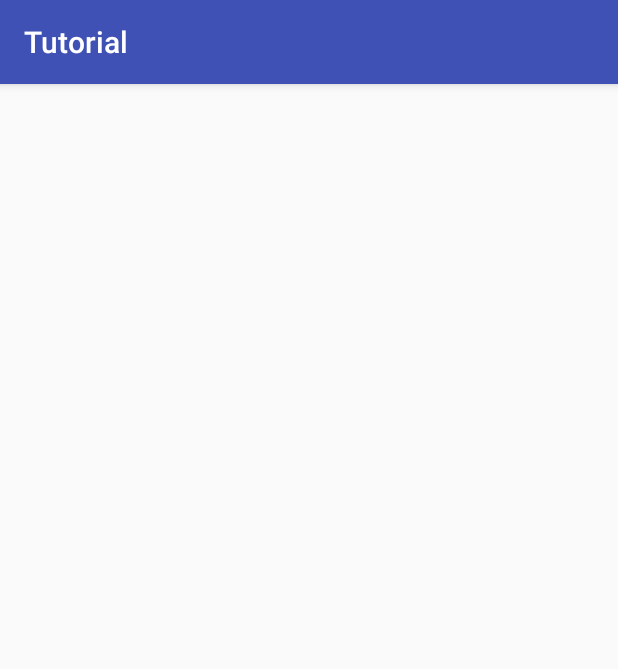
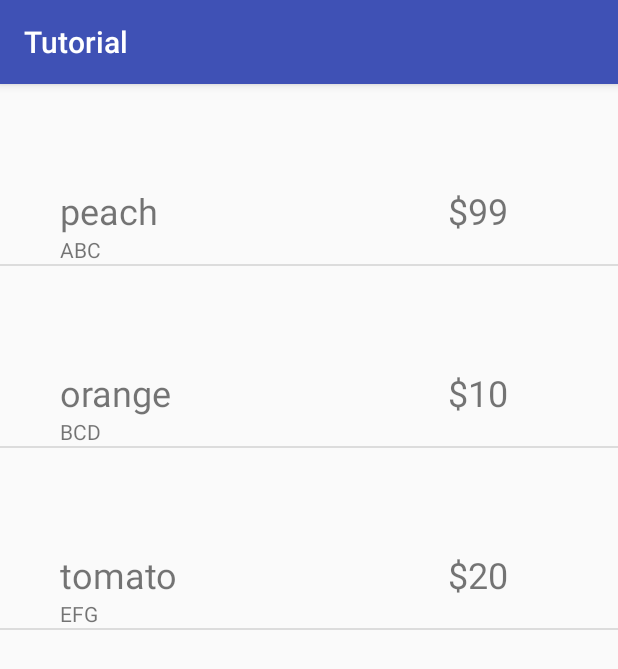
Before and after one commit to eddy17c17c/EddyTesting, an Android app: the ListImage screen opened directly, with no data from a screen before it, on a phone screen of 412 x 824 dp. Shown: the top 669 px of the screen. Run offline under Robolectric (Android 15) with nearby library versions, the phone set to English and light mode, and no system bars.

```diff
--- a/app/src/main/AndroidManifest.xml
+++ b/app/src/main/AndroidManifest.xml
@@ -17,7 +17,8 @@
             </intent-filter>
         </activity>
         <activity android:name=".SecondActivity" />
-        <activity android:name=".ListImage"></activity>
+        <activity android:name=".ListImage" />
+        <activity android:name=".DetailActivity"></activity>
     </application>
 
 </manifest>
--- /dev/null
+++ b/app/src/main/java/com/example/eddy/quicklaunchapp/DetailActivity.java
@@ -0,0 +1,13 @@
+package com.example.eddy.quicklaunchapp;
+
+import android.support.v7.app.AppCompatActivity;
+import android.os.Bundle;
+
+public class DetailActivity extends AppCompatActivity {
+
+    @Override
+    protected void onCreate(Bundle savedInstanceState) {
+        super.onCreate(savedInstanceState);
+        setContentView(R.layout.activity_detail);
+    }
+}
--- /dev/null
+++ b/app/src/main/java/com/example/eddy/quicklaunchapp/ItemAdaptor.java
@@ -0,0 +1,55 @@
+package com.example.eddy.quicklaunchapp;
+
+import android.content.Context;
+import android.view.LayoutInflater;
+import android.view.View;
+import android.view.ViewGroup;
+import android.widget.BaseAdapter;
+import android.widget.TextView;
+
+public class ItemAdaptor extends BaseAdapter {
+
+    LayoutInflater mInflater;
+    String [] items;
+    String [] prices;
+    String[] descriptions;
+
+    public ItemAdaptor(Context c, String[] i,String[] p,String[] d){
+        items=i;
+        prices=p;
+        descriptions=d;
+        mInflater=(LayoutInflater)c.getSystemService(Context.LAYOUT_INFLATER_SERVICE);
+    }
+
+    @Override
+    public int getCount() {
+        return items.length;
+    }
+
+    @Override
+    public Object getItem(int position) {
+        return items[position];
+    }
+
+    @Override
+    public long getItemId(int position) {
+        return position;
+    }
+
+    @Override
+    public View getView(int position, View convertView, ViewGroup parent) {
+        View v=mInflater.inflate(R.layout.my_listview_detail,null);
+        TextView nameTextView=(TextView)v.findViewById(R.id.nameTextView);
+        TextView priceTextView=(TextView)v.findViewById(R.id.priceTextView);
+        TextView descriptionTextView=(TextView)v.findViewById(R.id.descriptionTextView);
+
+        String name=items[position];
+        String desc=descriptions[position];
+        String price=prices[position];
+
+        nameTextView.setText(name);
+        priceTextView.setText(price);
+        descriptionTextView.setText(desc);
+        return v;
+    }
+}
--- a/app/src/main/java/com/example/eddy/quicklaunchapp/ListImage.java
+++ b/app/src/main/java/com/example/eddy/quicklaunchapp/ListImage.java
@@ -1,13 +1,45 @@
 package com.example.eddy.quicklaunchapp;
 
+import android.content.Intent;
+import android.content.res.Resources;
+import android.os.Bundle;
 import android.support.v7.app.AppCompatActivity;
-import android.os.Bundle;
+import android.view.View;
+import android.widget.AdapterView;
+import android.widget.ListView;
 
 public class ListImage extends AppCompatActivity {
+
+    ListView myListView;
+    String [] items;
+    String [] prices;
+    String[] descriptions;
 
     @Override
     protected void onCreate(Bundle savedInstanceState) {
         super.onCreate(savedInstanceState);
         setContentView(R.layout.activity_list_image);
+
+        Resources res=getResources();
+        myListView=(ListView)findViewById(R.id.myListView);
+        items=res.getStringArray(R.array.items);
+        prices=res.getStringArray(R.array.prices);
+        descriptions=res.getStringArray(R.array.description);
+
+        ItemAdaptor itemAdaptor=new ItemAdaptor(this,items,prices,descriptions);
+        myListView.setAdapter(itemAdaptor);
+
+        //merging ListView and String array tgt (the listview using,the layout using,array to merge)
+        //myListView.setAdapter(new ArrayAdapter<String>(this,R.layout.my_listview_detail,items));
+
+        myListView.setOnItemClickListener(new AdapterView.OnItemClickListener() {
+            @Override
+            public void onItemClick(AdapterView<?> parent, View view, int position, long id) {
+                Intent showImageActivity=new Intent(getApplicationContext(),DetailActivity.class);
+                showImageActivity.putExtra("com.example.eddy.quicklaunchapp.ITEM_INDEX",position);
+                startActivity(showImageActivity);
+            }
+        });
+
     }
 }
--- a/app/src/main/java/com/example/eddy/quicklaunchapp/MainActivity.java
+++ b/app/src/main/java/com/example/eddy/quicklaunchapp/MainActivity.java
@@ -8,7 +8,7 @@ import android.view.View;
 import android.widget.Button;
 
 public class MainActivity extends AppCompatActivity {
-    //shit
+
     @Override
     protected void onCreate(Bundle savedInstanceState) {
         super.onCreate(savedInstanceState);
--- /dev/null
+++ b/app/src/main/res/layout/activity_detail.xml
@@ -0,0 +1,19 @@
+<?xml version="1.0" encoding="utf-8"?>
+<android.support.constraint.ConstraintLayout xmlns:android="http://schemas.android.com/apk/res/android"
+    xmlns:app="http://schemas.android.com/apk/res-auto"
+    xmlns:tools="http://schemas.android.com/tools"
+    android:layout_width="match_parent"
+    android:layout_height="match_parent"
+    tools:context=".DetailActivity">
+
+    <ImageView
+        android:id="@+id/imageView"
+        android:layout_width="wrap_content"
+        android:layout_height="wrap_content"
+        android:src="@mipmap/ic_launcher"
+        app:layout_constraintBottom_toBottomOf="parent"
+        app:layout_constraintEnd_toEndOf="parent"
+        app:layout_constraintHorizontal_bias="0.5"
+        app:layout_constraintStart_toStartOf="parent"
+        app:layout_constraintTop_toTopOf="parent" />
+</android.support.constraint.ConstraintLayout>
--- /dev/null
+++ b/app/src/main/res/layout/my_listview_detail.xml
@@ -0,0 +1,33 @@
+<?xml version="1.0" encoding="utf-8"?>
+<RelativeLayout xmlns:android="http://schemas.android.com/apk/res/android"
+    android:layout_width="match_parent" android:layout_height="match_parent">
+
+    <TextView
+        android:id="@+id/nameTextView"
+        android:layout_width="wrap_content"
+        android:layout_height="wrap_content"
+        android:layout_alignParentStart="true"
+        android:layout_alignParentTop="true"
+        android:layout_marginStart="40dp"
+        android:layout_marginTop="68dp"
+        android:text="Name"
+        android:textSize="24sp" />
+
+    <TextView
+        android:id="@+id/descriptionTextView"
+        android:layout_width="wrap_content"
+        android:layout_height="wrap_content"
+        android:layout_alignStart="@+id/nameTextView"
+        android:layout_below="@+id/nameTextView"
+        android:text="Description" />
+
+    <TextView
+        android:id="@+id/priceTextView"
+        android:layout_width="wrap_content"
+        android:layout_height="wrap_content"
+        android:layout_alignParentEnd="true"
+        android:layout_alignTop="@+id/nameTextView"
+        android:layout_marginEnd="73dp"
+        android:text="Price"
+        android:textSize="24sp" />
+</RelativeLayout>
--- a/app/src/main/res/values/strings.xml
+++ b/app/src/main/res/values/strings.xml
@@ -4,6 +4,19 @@
     <string-array name="items">
         <item>peach</item>
         <item>orange</item>
+        <item>tomato</item>
+    </string-array>
 
+    <string-array name="prices">
+        <item>$99</item>
+        <item>$10</item>
+        <item>$20</item>
     </string-array>
+
+    <string-array name="description">
+        <item>ABC</item>
+        <item>BCD</item>
+        <item>EFG</item>
+    </string-array>
+
 </resources>
```
